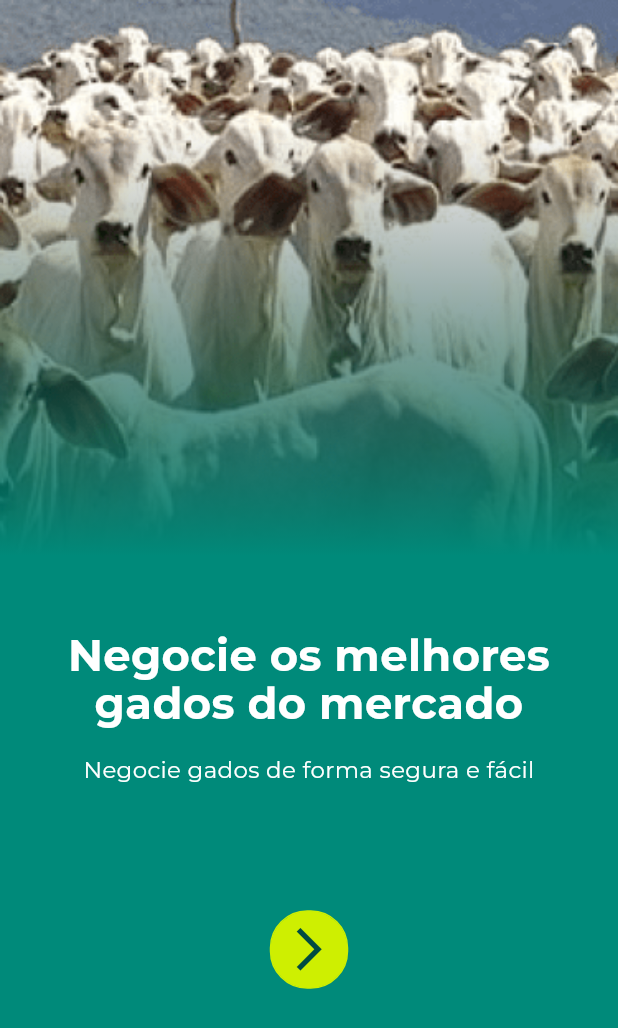
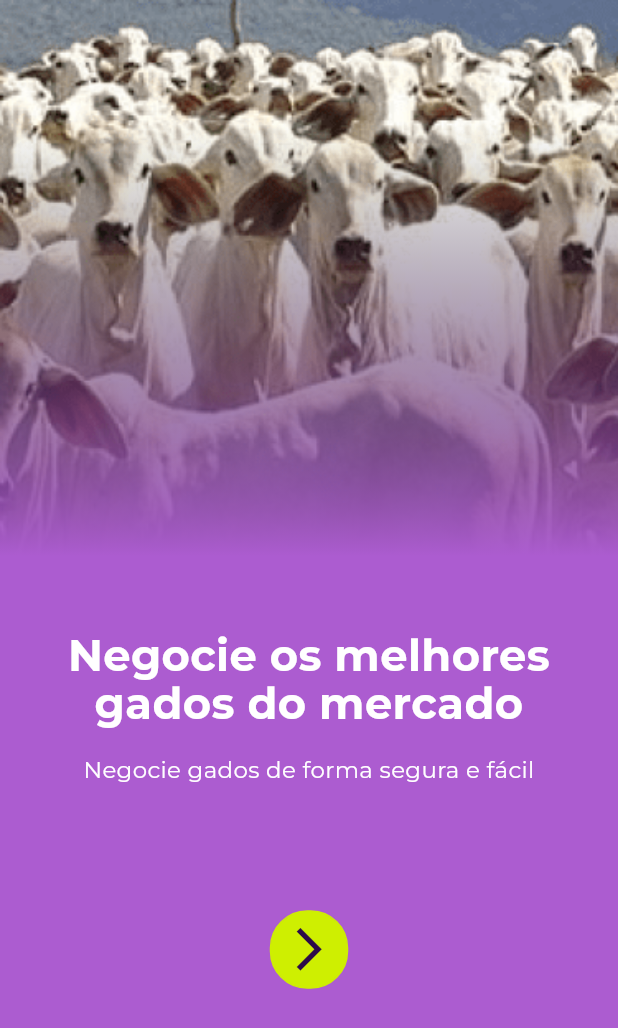
Before and after one commit to RafaBalF/laserfast-app, a Flutter app: the screen it shows after launch, on a phone screen of 412 x 824 dp. Shown: the top 1028 px of the screen. Run offline on Flutter 3.47's test engine with Material 3 defaults, Android fonts, the light colour scheme and no system bars; drawn by our look-alikes of auto_size_text; our stand-ins replace cached_network_image, connectivity_plus, dio, dotted_border, flutter_local_notifications, flutter_mobx and 15 more; missing offline and left inert: flutter_verification_code, pusher_channels_flutter; accounts and stored records are empty; generated files the repository leaves out were written again.

```diff
--- a/lib/app/shared/colors.dart
+++ b/lib/app/shared/colors.dart
@@ -1,7 +1,7 @@
 import 'package:flutter/material.dart';
 
-const Color primary = Color(0xFF008A7A);
-const Color primaryDark = Color(0xFF004B42);
+const Color primary = Color(0XFFAC5CD0);
+const Color primaryDark = Color(0xFF2C0A49);
 const Color accent = Color(0xFFCEEF01);
 const Color white = Color(0xFFFFFFFF);
 const Color lightGrey = Color(0xFFF7F8FB);
```
Also changed, not shown: assets/icons/ic_launcher.png, 40 other files.
